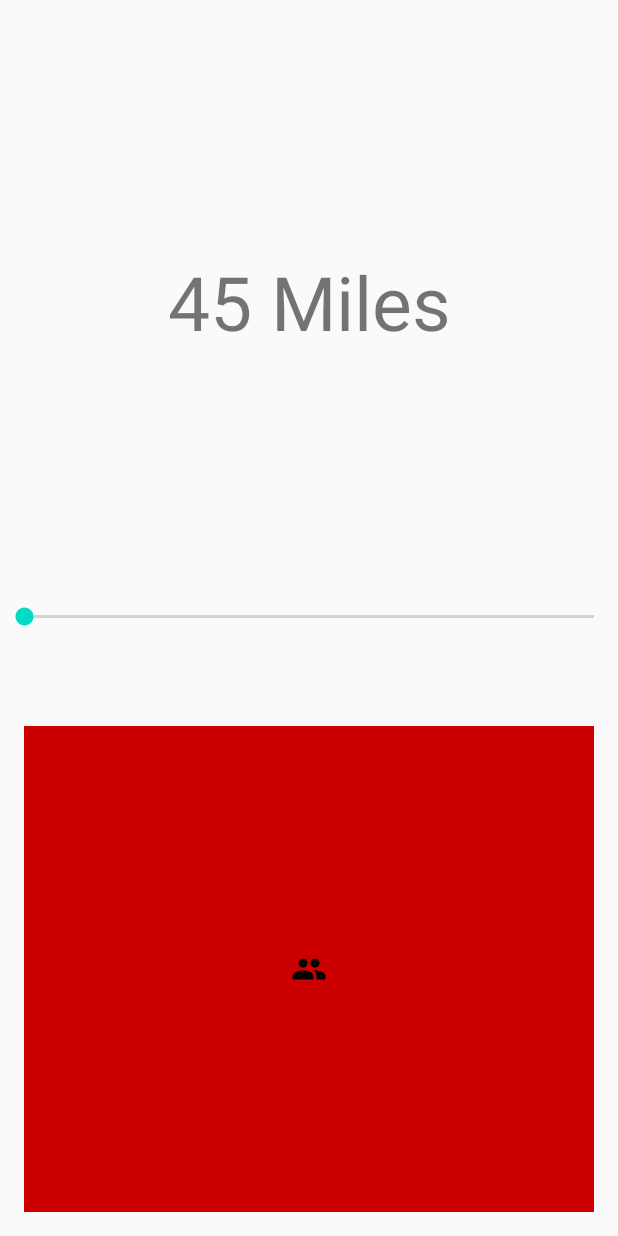
After one commit to NR5P/chicken_tinder, an Android app: the layout activity_choose_single_or_group.xml on its own in the app's theme, with its tools: preview values and no code run, on a phone screen of 412 x 824 dp. The commit adds this screen. Run offline under Robolectric (Android 15) with nearby library versions, the phone set to English and light mode, and no system bars.

Commit message:
mileage activity started and ready to start getting gps location

```diff
--- a/app/build.gradle
+++ b/app/build.gradle
@@ -1,4 +1,5 @@
 apply plugin: 'com.android.application'
+apply plugin: 'com.google.gms.google-services'
 
 android {
     compileSdkVersion 29
@@ -10,6 +11,7 @@ android {
         targetSdkVersion 29
         versionCode 1
         versionName "1.0"
+        vectorDrawables.useSupportLibrary = true
 
         testInstrumentationRunner "androidx.test.runner.AndroidJUnitRunner"
     }
@@ -25,10 +27,11 @@ android {
 
 dependencies {
     implementation fileTree(dir: 'libs', include: ['*.jar'])
-    compile 'com.lorentzos.swipecards:library:1.0.9'
+    implementation 'com.lorentzos.swipecards:library:1.0.9'
     implementation 'androidx.appcompat:appcompat:1.1.0'
     implementation 'androidx.constraintlayout:constraintlayout:1.1.3'
     testImplementation 'junit:junit:4.12'
     androidTestImplementation 'androidx.test.ext:junit:1.1.1'
     androidTestImplementation 'androidx.test.espresso:espresso-core:3.2.0'
+    implementation 'com.google.firebase:firebase-analytics:17.2.2'
 }
--- a/app/src/main/AndroidManifest.xml
+++ b/app/src/main/AndroidManifest.xml
@@ -9,13 +9,16 @@
         android:roundIcon="@mipmap/ic_launcher_round"
         android:supportsRtl="true"
         android:theme="@style/AppTheme">
-        <activity android:name=".MainActivity">
+        <activity android:name=".ChooseSingleOrGroupActivity">
             <intent-filter>
                 <action android:name="android.intent.action.MAIN" />
 
                 <category android:name="android.intent.category.LAUNCHER" />
             </intent-filter>
         </activity>
+        <activity android:name=".ChooseLoginRegistrationActivity" />
+        <activity android:name=".SwipeActivity">
+        </activity>
     </application>
 
 </manifest>
--- /dev/null
+++ b/app/src/main/java/com/example/chicken_tinder/FindRestaurants.java
@@ -0,0 +1,4 @@
+package com.example.chicken_tinder;
+
+public class FindRestaurants {
+}
--- /dev/null
+++ b/app/src/main/res/drawable/ic_group_black_24dp.xml
@@ -0,0 +1,9 @@
+<vector xmlns:android="http://schemas.android.com/apk/res/android"
+        android:width="24dp"
+        android:height="24dp"
+        android:viewportWidth="24.0"
+        android:viewportHeight="24.0">
+    <path
+        android:fillColor="#FF000000"
+        android:pathData="M16,11c1.66,0 2.99,-1.34 2.99,-3S17.66,5 16,5c-1.66,0 -3,1.34 -3,3s1.34,3 3,3zM8,11c1.66,0 2.99,-1.34 2.99,-3S9.66,5 8,5C6.34,5 5,6.34 5,8s1.34,3 3,3zM8,13c-2.33,0 -7,1.17 -7,3.5L1,19h14v-2.5c0,-2.33 -4.67,-3.5 -7,-3.5zM16,13c-0.29,0 -0.62,0.02 -0.97,0.05 1.16,0.84 1.97,1.97 1.97,3.45L17,19h6v-2.5c0,-2.33 -4.67,-3.5 -7,-3.5z"/>
+</vector>
--- /dev/null
+++ b/app/src/main/res/layout/activity_choose_single_or_group.xml
@@ -0,0 +1,54 @@
+<?xml version="1.0" encoding="utf-8"?>
+<androidx.constraintlayout.widget.ConstraintLayout xmlns:android="http://schemas.android.com/apk/res/android"
+    xmlns:app="http://schemas.android.com/apk/res-auto"
+    xmlns:tools="http://schemas.android.com/tools"
+    android:layout_width="match_parent"
+    android:layout_height="match_parent"
+    tools:context=".ChooseSingleOrGroupActivity">
+
+    <ImageButton
+        android:id="@+id/btnSubmitMiles"
+        android:layout_width="0dp"
+        android:layout_height="0dp"
+        android:layout_marginStart="16dp"
+        android:layout_marginLeft="16dp"
+        android:layout_marginTop="64dp"
+        android:layout_marginEnd="16dp"
+        android:layout_marginRight="16dp"
+        android:layout_marginBottom="16dp"
+        android:background="@android:color/holo_red_dark"
+        app:layout_constraintBottom_toBottomOf="parent"
+        app:layout_constraintEnd_toEndOf="parent"
+        app:layout_constraintHorizontal_bias="1.0"
+        app:layout_constraintStart_toStartOf="parent"
+        app:layout_constraintTop_toBottomOf="@+id/seekMileage"
+        app:srcCompat="@drawable/ic_group_black_24dp" />
+
+    <androidx.constraintlayout.widget.Group
+        android:id="@+id/group"
+        android:layout_width="wrap_content"
+        android:layout_height="wrap_content" />
+
+    <SeekBar
+        android:id="@+id/seekMileage"
+        android:layout_width="0dp"
+        android:layout_height="wrap_content"
+        app:layout_constraintBottom_toBottomOf="parent"
+        app:layout_constraintEnd_toEndOf="parent"
+        app:layout_constraintHorizontal_bias="1.0"
+        app:layout_constraintStart_toStartOf="parent"
+        app:layout_constraintTop_toTopOf="parent"
+        android:max="50"
+        app:layout_constraintVertical_bias="0.499" />
+
+    <TextView
+        android:id="@+id/txtMileage"
+        android:layout_width="wrap_content"
+        android:layout_height="wrap_content"
+        android:text="45 Miles"
+        android:textSize="50sp"
+        app:layout_constraintBottom_toTopOf="@+id/seekMileage"
+        app:layout_constraintEnd_toEndOf="parent"
+        app:layout_constraintStart_toStartOf="parent"
+        app:layout_constraintTop_toTopOf="parent" />
+</androidx.constraintlayout.widget.ConstraintLayout>
--- a/app/src/main/res/layout/activity_main.xml
+++ b/app/src/main/res/layout/activity_swipe.xml
@@ -4,7 +4,7 @@
     xmlns:tools="http://schemas.android.com/tools"
     android:layout_width="match_parent"
     android:layout_height="match_parent"
-    tools:context=".MainActivity">
+    tools:context=".SwipeActivity">
 
     <com.lorentzos.flingswipe.SwipeFlingAdapterView
         android:id="@+id/frame"
--- a/build.gradle
+++ b/build.gradle
@@ -9,7 +9,7 @@ buildscript {
     }
     dependencies {
         classpath 'com.android.tools.build:gradle:3.6.0'
-
+        classpath 'com.google.gms:google-services:4.3.3'
 
         // NOTE: Do not place your application dependencies here; they belong
         // in the individual module build.gradle files
```
Also changed, not shown: app/src/main/java/com/example/chicken_tinder/ChooseLoginRegistrationActivity.java (added, +39 -0 lines), app/src/main/java/com/example/chicken_tinder/ChooseSingleOrGroupActivity.java (added, +53 -0 lines), app/src/main/java/com/example/chicken_tinder/SwipeActivity.java (renamed from app/src/main/java/com/example/chicken_tinder/MainActivity.java, +6 -6 lines), app/src/main/res/drawable/ic_person_black_24dp.xml (added, +9 -0 lines), app/src/main/res/layout/activity_choose_login_registration.xml (added, +32 -0 lines), 1 other file.
